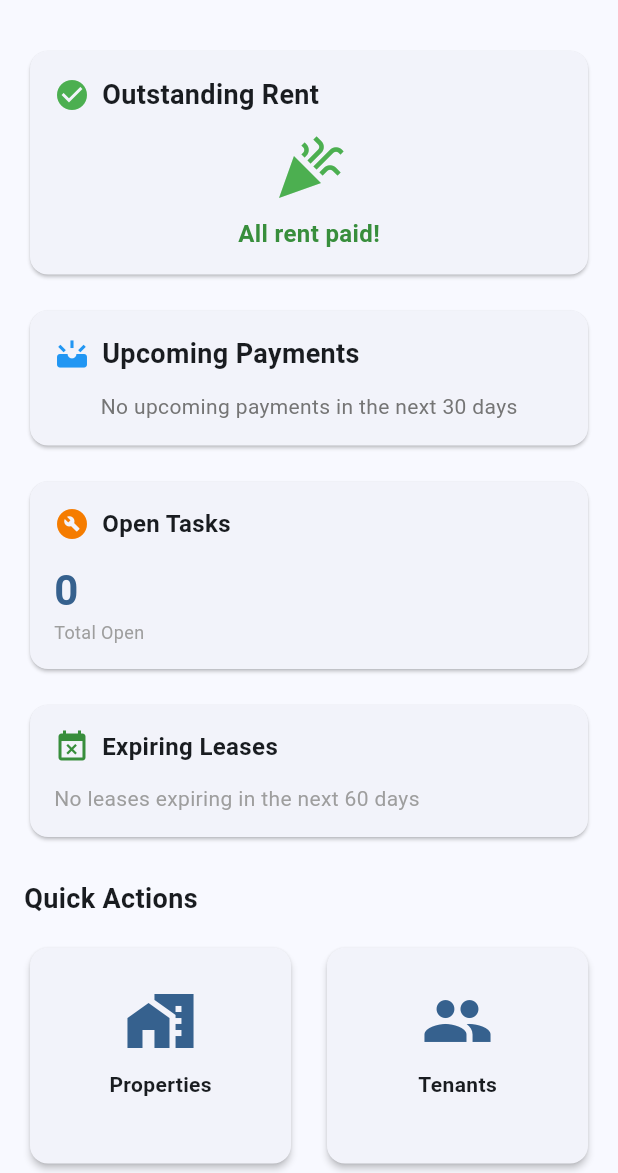
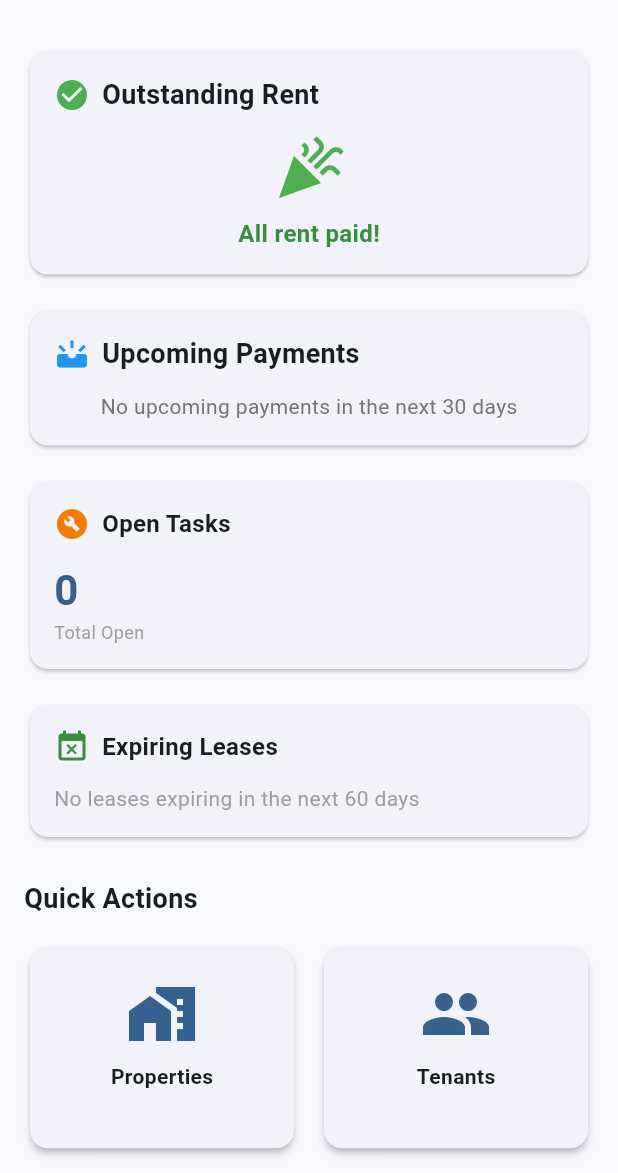
Before and after one commit to Anotherbeardedguy/PropLedger, a Flutter app: the screen it shows after launch, on a phone screen of 412 x 824 dp, the part 63-1236 px from its top. Run offline on Flutter 3.47's test engine with Material 3 defaults, Android fonts, the phone set to English and light mode, and no system bars; our stand-ins replace cloud_firestore, dio, drift, file_picker, firebase_auth, firebase_core and 4 more; accounts and stored records are empty; generated files the repository leaves out were written again.

Commit message:
fix: Resolve quick action buttons overflow on dashboard
UI Fix:
- Reduced padding from 16px to 12px
- Reduced icon size from 40 to 32
- Reduced font size from 14 to 12
- Added Flexible widget to text with overflow handling
- Adjusted grid spacing (16px  12px)
- Adjusted childAspectRatio (1.2  1.3)
- Added maxLines: 2 and overflow: ellipsis to prevent text overflow

This fixes the 'bottom overflowed 21 pixels' error on quick action cards

```diff
--- a/lib/features/dashboard/presentation/dashboard_screen.dart
+++ b/lib/features/dashboard/presentation/dashboard_screen.dart
@@ -60,9 +60,9 @@ class DashboardScreen extends ConsumerWidget {
                 crossAxisCount: 2,
                 shrinkWrap: true,
                 physics: const NeverScrollableScrollPhysics(),
-                crossAxisSpacing: 16,
-                mainAxisSpacing: 16,
-                childAspectRatio: 1.2,
+                crossAxisSpacing: 12,
+                mainAxisSpacing: 12,
+                childAspectRatio: 1.3,
                 children: [
                   _buildQuickActionCard(
                     context,
```
